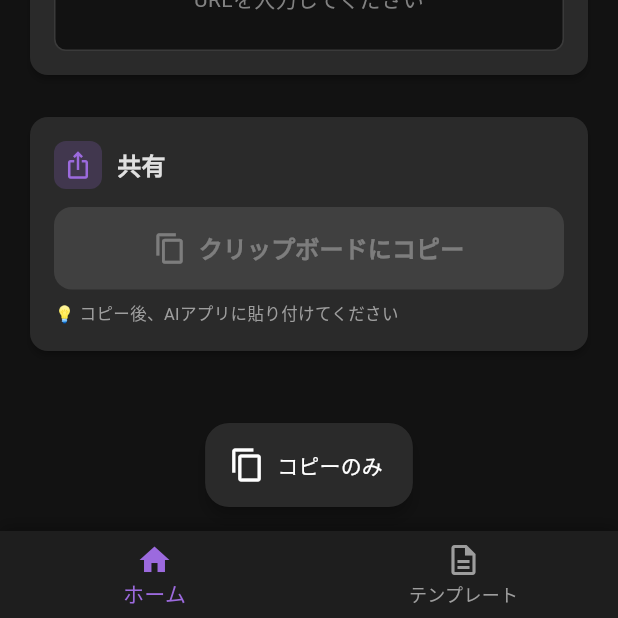
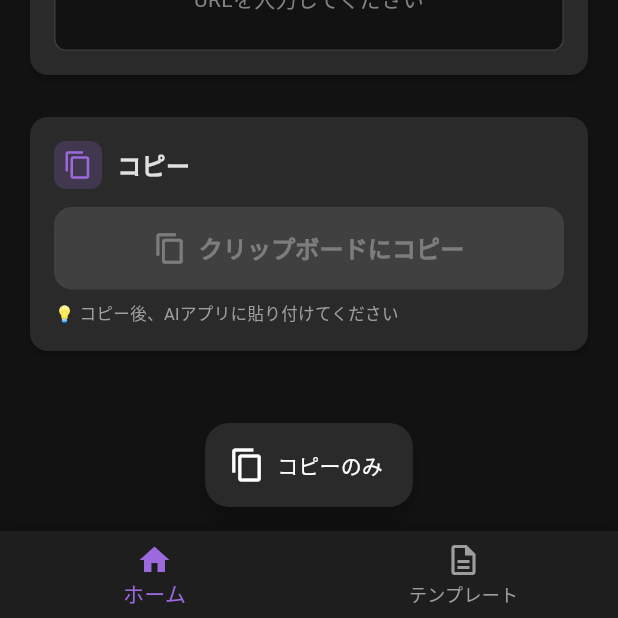
Before and after one commit to hrtaym1114-github/prompt_mixer, a Flutter app: the screen it shows once a user with an empty profile is signed in, scrolled down 290 dp, on a phone screen of 412 x 824 dp, the part 618-1236 px from its top. Run offline on Flutter 3.47's test engine with Material 3 defaults, Android fonts, the phone set to English and light mode, and no system bars; our stand-ins replace cloud_firestore, firebase_auth, firebase_core, google_sign_in, hive, hive_flutter and 1 more; accounts and stored records are empty.

Commit message:
fix: Web Share APIを廃止しクリップボードコピーのみに変更
- iOSでChatGPTアプリ使用時のフリーズ問題を根本解決
- Web Share APIは使用せず、常にクリップボードにコピー
- シンプルで安定した動作を優先
- Version 1.0.5

```diff
--- a/lib/screens/home_screen.dart
+++ b/lib/screens/home_screen.dart
@@ -332,7 +332,7 @@ class _HomeScreenState extends State<HomeScreen> {
             const Padding(
               padding: EdgeInsets.only(bottom: 12),
               child: Text(
-                'Version 1.0.4 (Build 2025-12-23-001)',
+                'Version 1.0.5 (Build 2025-12-23-002)',
                 style: TextStyle(
                   fontSize: 11,
                   color: Colors.white38,
--- a/lib/widgets/share_button.dart
+++ b/lib/widgets/share_button.dart
@@ -1,105 +1,33 @@
 import 'package:flutter/material.dart';
 import 'package:flutter/services.dart';
 import 'package:provider/provider.dart';
-import 'dart:js_interop';
-import 'dart:js_interop_unsafe';
 import 'package:web/web.dart' as web;
 import '../providers/template_provider.dart';
 import '../theme/app_theme.dart';
 
-/// JavaScript側で共有を実行（Promiseを完全に切り離す）
-@JS('navigator.share')
-external JSPromise<JSAny?>? _jsShare(JSObject data);
-
-/// iOS/Android標準の共有機能を呼び出すボタン
-class ShareButton extends StatefulWidget {
+/// 共有ボタン
+/// iOSではWeb Share APIがChatGPTアプリでフリーズするため、クリップボードコピーのみ使用
+class ShareButton extends StatelessWidget {
   const ShareButton({super.key});
 
-  @override
-  State<ShareButton> createState() => _ShareButtonState();
-}
-
-class _ShareButtonState extends State<ShareButton> with WidgetsBindingObserver {
-  bool _isSharing = false;
-
-  @override
-  void initState() {
-    super.initState();
-    WidgetsBinding.instance.addObserver(this);
-  }
-
-  @override
-  void dispose() {
-    WidgetsBinding.instance.removeObserver(this);
-    super.dispose();
-  }
-
-  /// アプリがフォアグラウンドに戻ったときの処理
-  @override
-  void didChangeAppLifecycleState(AppLifecycleState state) {
-    if (state == AppLifecycleState.resumed && _isSharing) {
-      // 共有から戻ってきたらフラグをリセット
-      if (mounted) {
-        setState(() {
-          _isSharing = false;
-        });
-      }
-    }
-  }
-
-  /// Web Share APIが利用可能かチェック
-  bool _canShare() {
+  /// iOSかどうかを判定
+  bool _isIOS() {
     try {
-      final navigator = web.window.navigator;
-      return navigator.canShare(web.ShareData(text: 'test'));
+      final userAgent = web.window.navigator.userAgent.toLowerCase();
+      return userAgent.contains('iphone') || userAgent.contains('ipad');
     } catch (e) {
       return false;
     }
   }
 
-  /// 標準の共有シートを開く
-  /// ChatGPTアプリなど一部アプリがPromiseを解決しない問題に対応
-  void _share(String text) {
-    if (_isSharing) return;
-
-    setState(() {
-      _isSharing = true;
-    });
-
-    // 先にクリップボードにコピーしておく（フォールバック用）
+  /// クリップボードにコピー
+  void _copyToClipboard(BuildContext context, String text) {
     Clipboard.setData(ClipboardData(text: text));
-
-    try {
-      // JSObjectを直接作成してshareを呼び出す
-      // Promiseの結果を完全に無視することでフリーズを防止
-      final shareData = JSObject();
-      shareData['text'] = text.toJS;
-      shareData['title'] = 'Prompt Mixer'.toJS;
-
-      // share()を呼び出すが、Promiseは追跡しない
-      // これにより、ChatGPTアプリがPromiseを解決しなくても影響なし
-      _jsShare(shareData);
-
-      // 共有シートが開いたら即座にフラグをリセット
-      // （実際の共有完了は追跡しない）
-      Future.delayed(const Duration(milliseconds: 500), () {
-        if (mounted) {
-          setState(() {
-            _isSharing = false;
-          });
-        }
-      });
-    } catch (e) {
-      // エラーの場合
-      if (mounted) {
-        setState(() {
-          _isSharing = false;
-        });
     ScaffoldMessenger.of(context).showSnackBar(
       const SnackBar(
         content: Row(
           children: [
-                Icon(Icons.content_copy, color: AppTheme.primaryPurple),
+            Icon(Icons.check_circle_outline, color: AppTheme.successGreen),
             SizedBox(width: 12),
             Text('クリップボードにコピーしました'),
           ],
@@ -108,10 +36,8 @@ class _ShareButtonState extends State<ShareButton> with WidgetsBindingObserver {
       ),
     );
   }
-    }
-  }
 
-  void _handleTap() {
+  void _handleTap(BuildContext context) {
     final provider = context.read<TemplateProvider>();
     final output = provider.generatedOutput;
 
@@ -130,7 +56,7 @@ class _ShareButtonState extends State<ShareButton> with WidgetsBindingObserver {
       return;
     }
 
-    _share(output);
+    _copyToClipboard(context, output);
   }
 
   @override
@@ -138,7 +64,7 @@ class _ShareButtonState extends State<ShareButton> with WidgetsBindingObserver {
     return Consumer<TemplateProvider>(
       builder: (context, provider, child) {
         final hasOutput = provider.generatedOutput.isNotEmpty;
-        final canShare = _canShare();
+        final isIOS = _isIOS();
 
         return Card(
           child: Padding(
@@ -155,14 +81,14 @@ class _ShareButtonState extends State<ShareButton> with WidgetsBindingObserver {
                         borderRadius: BorderRadius.circular(8),
                       ),
                       child: const Icon(
-                        Icons.ios_share,
+                        Icons.copy,
                         color: AppTheme.primaryPurple,
                         size: 20,
                       ),
                     ),
                     const SizedBox(width: 10),
                     const Text(
-                      '共有',
+                      'コピー',
                       style: TextStyle(
                         fontSize: 16,
                         fontWeight: FontWeight.w600,
@@ -173,18 +99,18 @@ class _ShareButtonState extends State<ShareButton> with WidgetsBindingObserver {
                 ),
                 const SizedBox(height: 12),
 
-                // 共有ボタン
+                // コピーボタン
                 SizedBox(
                   width: double.infinity,
                   child: ElevatedButton.icon(
-                    onPressed: hasOutput && !_isSharing ? () => _handleTap() : null,
-                    icon: Icon(
-                      canShare ? Icons.ios_share : Icons.copy,
+                    onPressed: hasOutput ? () => _handleTap(context) : null,
+                    icon: const Icon(
+                      Icons.copy,
                       size: 22,
                     ),
-                    label: Text(
-                      canShare ? '共有シートを開く' : 'クリップボードにコピー',
-                      style: const TextStyle(
+                    label: const Text(
+                      'クリップボードにコピー',
+                      style: TextStyle(
                         fontSize: 16,
                         fontWeight: FontWeight.w600,
                       ),
@@ -204,8 +130,8 @@ class _ShareButtonState extends State<ShareButton> with WidgetsBindingObserver {
 
                 const SizedBox(height: 8),
                 Text(
-                  canShare
-                      ? '📱 ChatGPT、Claude、LINE等のアプリに直接共有できます'
+                  isIOS
+                      ? '💡 コピー後、ChatGPTやClaudeアプリに貼り付けてください'
                       : '💡 コピー後、AIアプリに貼り付けてください',
                   style: const TextStyle(
                     fontSize: 11,
```
Lines whose indentation alone changed are shown as unchanged.
